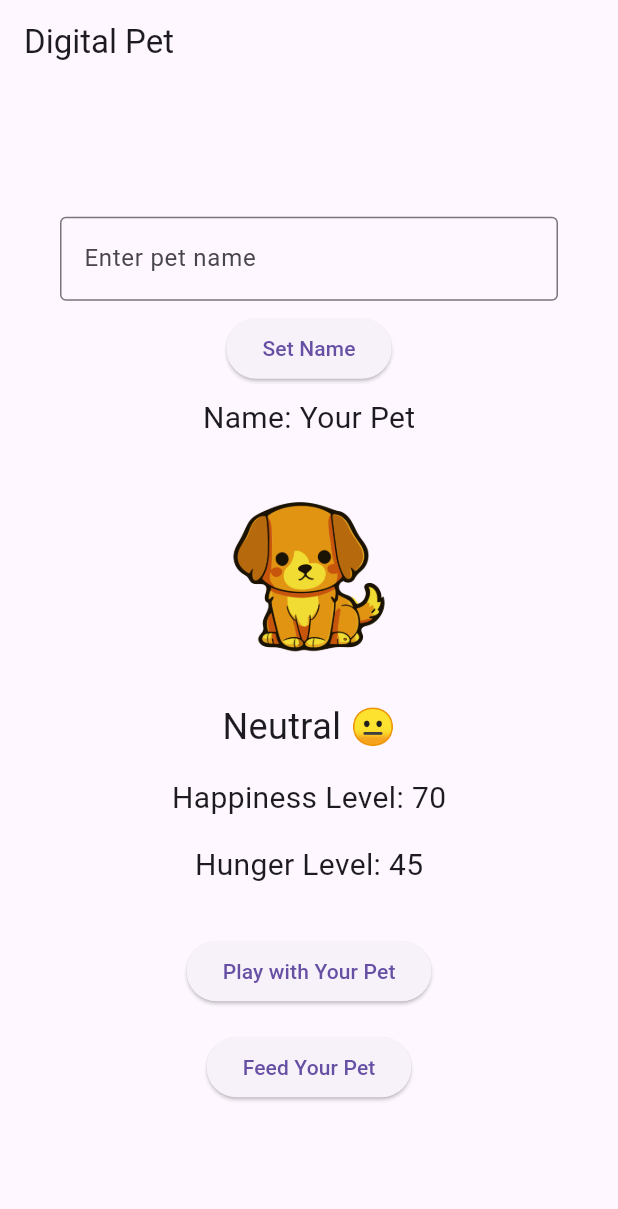
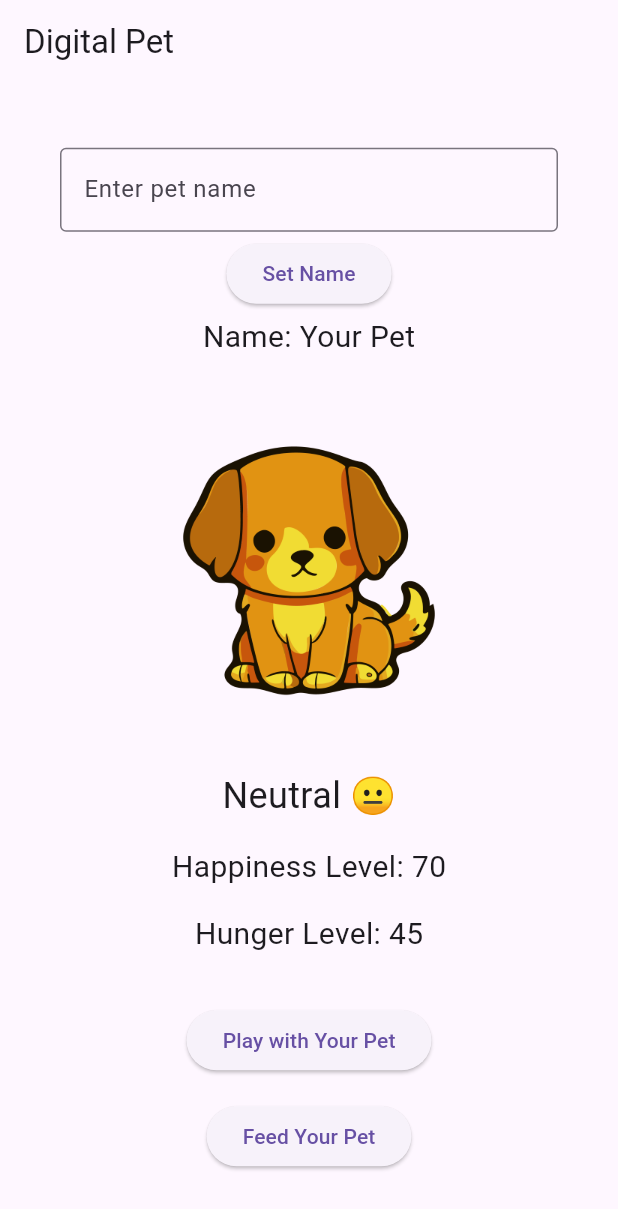
Before and after one commit to willmorgan11/act05, a Flutter app: the screen it shows after launch, after a tap on "Play with Your Pet", after a tap on "Feed Your Pet", on a phone screen of 412 x 824 dp. Shown: the top 1209 px of the screen. Run offline on Flutter 3.47's test engine with Material 3 defaults, Android fonts, the light colour scheme and no system bars.

Commit message:
Added win and loss, fixed some sizing

```diff
--- a/lib/main.dart
+++ b/lib/main.dart
@@ -19,7 +19,11 @@ class _DigitalPetAppState extends State<DigitalPetApp> {
   // name input controller
   final TextEditingController _nameController = TextEditingController();
   // timers
-  Timer? _hungerTimer;       // auto-increases hunger every 30 seconds
+  Timer? _hungerTimer;    // auto-increases hunger every 30 seconds
+  Timer? _winTimer;       // tracks how long happiness > 80
+  int _happySeconds = 0;
+  bool _gameOver = false;
+  bool _gameWon = false;
   // hunger timer
   @override
   void initState() {
@@ -29,11 +33,29 @@ class _DigitalPetAppState extends State<DigitalPetApp> {
         hungerLevel = (hungerLevel + 10).clamp(0, 100);
       });
     });
+    // win timer
+    _winTimer = Timer.periodic(Duration(seconds: 1), (timer) {
+      if (!_gameOver && !_gameWon) {
+        setState(() {
+          if (happinessLevel > 80) {
+            _happySeconds++;
+            if (_happySeconds >= 180) { // 3 minutes = 180 seconds for win
+              _gameWon = true;
+              _winTimer?.cancel();
+              _hungerTimer?.cancel();
+            }
+          } else {
+            _happySeconds = 0; // reset if happiness drops below 80
+          }
+        });
+      }
+    });
   }
   // cancel timers and dispose controllers
   @override
   void dispose() {
     _hungerTimer?.cancel();
+    _winTimer?.cancel();
     _nameController.dispose();
     super.dispose();
   }
@@ -51,36 +73,44 @@ class _DigitalPetAppState extends State<DigitalPetApp> {
   if (happinessLevel >= 30) return "Neutral 😐";
   return "Unhappy 😢";
   }
+
+  // win/loss
+  void _checkConditions() {
+    if (hungerLevel >= 100 && happinessLevel <= 10) {
+      _gameOver = true;
+      _hungerTimer?.cancel();
+      _winTimer?.cancel();
+    }
+  }
   void _playWithPet() {
     setState(() {
-      happinessLevel += 10;
+      happinessLevel = (happinessLevel + 10).clamp(0, 100);
       _updateHunger();
+      _checkConditions();
     });
   }
 
   void _feedPet() {
     setState(() {
-      hungerLevel -= 10;
+      hungerLevel = (hungerLevel - 10).clamp(0, 100);
       _updateHappiness();
+      _checkConditions();
     });
   }
 
   void _updateHappiness() {
     if (hungerLevel < 30) {
-      happinessLevel -= 20;
+      happinessLevel = (happinessLevel - 20).clamp(0, 100);
     } else {
-      happinessLevel += 10;
+      happinessLevel = (happinessLevel + 10).clamp(0, 100);
     }
   }
 
   void _updateHunger() {
-    setState(() {
-      hungerLevel += 5;
-      if (hungerLevel > 100) {
-        hungerLevel = 100;
-        happinessLevel -= 20;
-      }
-    });
+    hungerLevel = (hungerLevel + 5).clamp(0, 100);
+    if (hungerLevel >= 100) {
+      happinessLevel = (happinessLevel - 20).clamp(0, 100);
+    }
   }
 
   // pet name customization
@@ -103,6 +133,19 @@ class _DigitalPetAppState extends State<DigitalPetApp> {
         child: Column(
           mainAxisAlignment: MainAxisAlignment.center,
           children: <Widget>[
+            // win / loss text
+                        if (_gameWon)
+              Text('🏆 YOU WIN! Your pet is thriving!',
+              style: TextStyle(
+                fontSize: 22,
+                color: Colors.green,
+                fontWeight: FontWeight.bold)),
+            if (_gameOver)
+              Text('💀 GAME OVER! Your pet is too hungry!',
+              style: TextStyle(
+                fontSize: 22,
+                color: Colors.red,
+                fontWeight: FontWeight.bold)),
             // custom pet name
             Padding(
               padding: EdgeInsets.symmetric(horizontal: 40.0),
@@ -114,12 +157,12 @@ class _DigitalPetAppState extends State<DigitalPetApp> {
                 ),
               ),
             ),
-            SizedBox(height: 8.0),
+            SizedBox(height: 4.0),
             ElevatedButton(
               onPressed: _setPetName,
               child: Text('Set Name'),
             ),
-            SizedBox(height: 8.0),
+            SizedBox(height: 4.0),
             Text('Name: $petName', style: TextStyle(fontSize: 20.0)),
             SizedBox(height: 16.0),
             // color filter for pet image
@@ -130,8 +173,8 @@ class _DigitalPetAppState extends State<DigitalPetApp> {
               ),
               child: Image.asset(
                 'assets/image2.png',
-                width: 150,
-                height: 150,
+                width: 250,
+                height: 250,
               ),
             ),
             SizedBox(height: 8.0),
```
